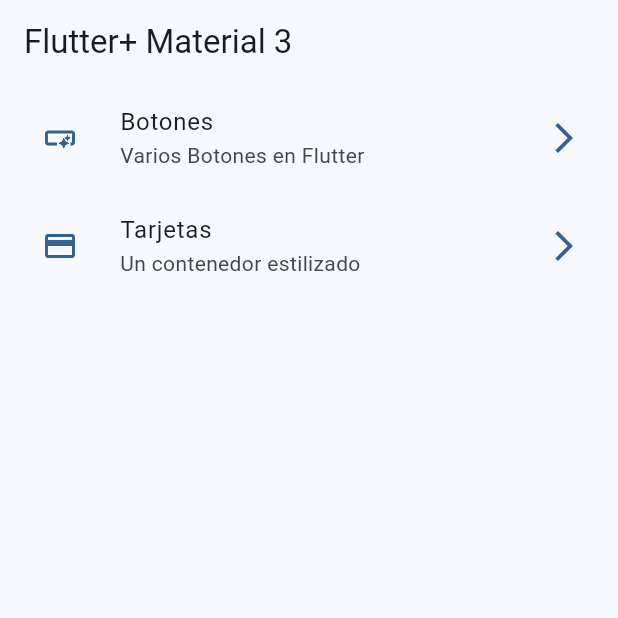
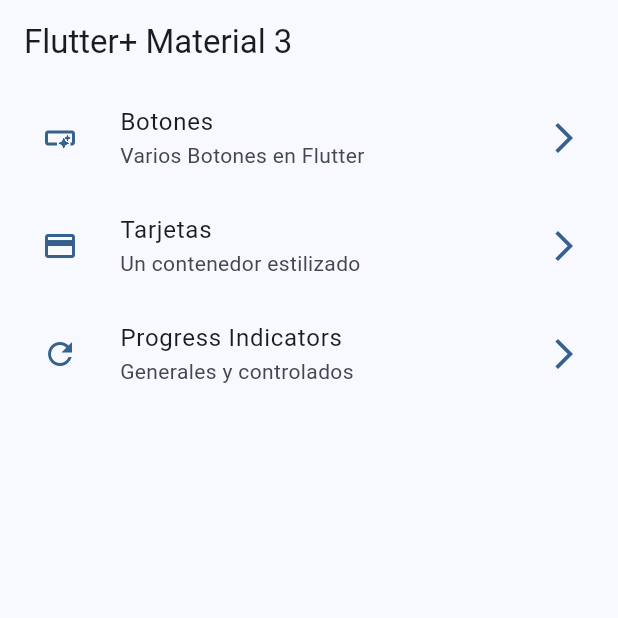
Before and after one commit to edinsonsan/my-widgets-app, a Flutter app: the screen it shows after launch, on a phone screen of 412 x 824 dp, the top half of it. Run offline on Flutter 3.47's test engine with Material 3 defaults, Android fonts, the phone set to English and light mode, and no system bars; our stand-ins replace go_router.

Commit message:
Terminando ProgressIndicator

```diff
--- a/lib/config/menu/menu_items.dart
+++ b/lib/config/menu/menu_items.dart
@@ -26,5 +26,11 @@ const appMenuItems = <MenuItems>[
     subTitulo: 'Un contenedor estilizado',
     link: '/cards',
     icon: Icons.credit_card_outlined
-  )
+  ),
+  MenuItems(
+    titulo: 'Progress Indicators',
+    subTitulo: 'Generales y controlados',
+    link: '/progress',
+    icon: Icons.refresh_outlined
+  ),
 ];
--- a/lib/config/router/app_router.dart
+++ b/lib/config/router/app_router.dart
@@ -23,5 +23,12 @@ final appRouter = GoRouter(
       name: CardsScreen.name,
       builder: (context, state) =>  const CardsScreen(),
     ),
+
+    GoRoute(
+      path: '/progress',
+      name: ProgressScreen.name,
+      builder: (context, state) =>  const ProgressScreen(),
+    ),
+
   ],
 );
```
Also changed, not shown: lib/presentatio/screens/progress/progress_screen.dart (+70 -1 lines).
